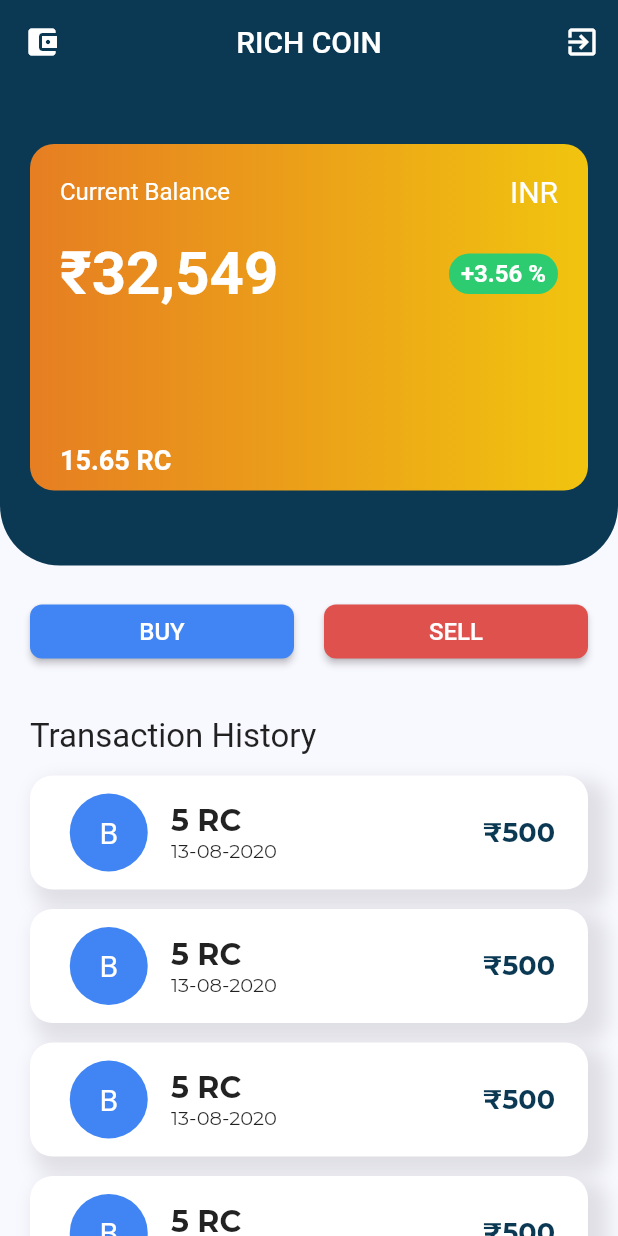
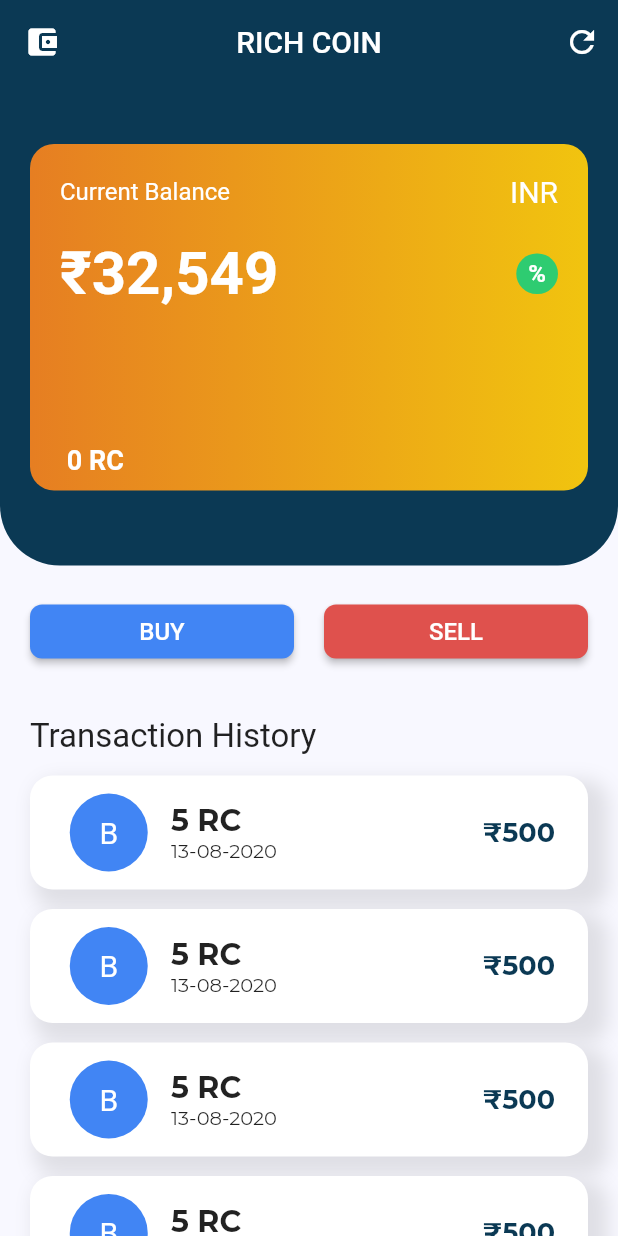
Before and after one commit to beSaif/responsiveloginpage, a Flutter app: the HomePage screen opened directly with empty values, on a phone screen of 412 x 824 dp. Run offline on Flutter 3.47's test engine with Material 2 defaults, Android fonts, the phone set to English and light mode, and no system bars; our stand-ins replace cloud_firestore, device_preview, firebase_auth, firebase_core, flutter_screenutil, rflutter_alert and 1 more; missing offline and left inert: razorpay_flutter; accounts and stored records are empty; project files that could hold a hidden picture were left out.

Commit message:
feat: coin price retrieval working

```diff
--- a/lib/pages/homePage.dart
+++ b/lib/pages/homePage.dart
@@ -2,8 +2,8 @@ import 'package:firebase_auth/firebase_auth.dart';
 import 'package:flutter/cupertino.dart';
 import 'package:flutter/material.dart';
 import 'package:loginpage/pages/funds.dart';
-import 'package:loginpage/pages/homePage.dart';
-import '../size_config.dart';
+import 'package:firebase_core/firebase_core.dart';
+import 'package:cloud_firestore/cloud_firestore.dart';
 
 class HomePage extends StatefulWidget {
   User user;
@@ -15,7 +15,37 @@ class HomePage extends StatefulWidget {
 class _HomePageState extends State<HomePage> {
   bool loadingscreen = false;
   User user;
+
+  // firebase section.
+  Map coinPriceLive = {
+    "lastPrice": 0,
+    "currentPrice": 0
+  }; //! sample data illank app crash aaan
+  void getCoinPrice() async {
+    CollectionReference coinPriceRef = FirebaseFirestore.instance
+        .collection("coinPrice"); // firebase storeage location
+    // fetching coin price
+    await coinPriceRef.get().then((QuerySnapshot querySnapshot) => {
+          querySnapshot.docs.forEach((doc) => {
+                setState(() {
+                  coinPriceLive =
+                      doc.data(); //finds the value and stores in the variable
+                }),
+              }),
+          print(coinPriceLive)
+        });
+  }
+
+
+
+  @override
+  void initState() {
+    getCoinPrice(); // auto fetching for the first time
+    super.initState();
+  }
+
   _HomePageState(this.user);
+
   @override
   Widget build(BuildContext context) {
     return Scaffold(
@@ -29,8 +59,10 @@ class _HomePageState extends State<HomePage> {
         ),
         actions: [
           IconButton(
-            icon: Icon(Icons.exit_to_app),
-            onPressed: () {},
+            icon: Icon(Icons.refresh),
+            onPressed: () {
+              getCoinPrice();
+            },
           ),
         ],
         elevation: 0,
@@ -100,7 +132,7 @@ class _HomePageState extends State<HomePage> {
                               padding: EdgeInsets.symmetric(
                                   horizontal: 8, vertical: 4),
                               child: Text(
-                                "+3.56 %",
+                                "%", //TODO saipudeene unfortunately nan mathil weak idh ni setting aaaiko ==> ${(((coinPriceLive["lastPrice"] - coinPriceLive["currentPrice"]) / coinPriceLive["currentPrice"]) * 100).toString()}
                                 style: TextStyle(
                                     fontSize: 16,
                                     color: Colors.white,
@@ -120,7 +152,7 @@ class _HomePageState extends State<HomePage> {
                           mainAxisAlignment: MainAxisAlignment.spaceBetween,
                           children: [
                             Text(
-                              '15.65 RC ',
+                              ' ${coinPriceLive["currentPrice"].toString()} RC',
                               style: TextStyle(
                                   color: Colors.white,
                                   fontSize: 18,
```
